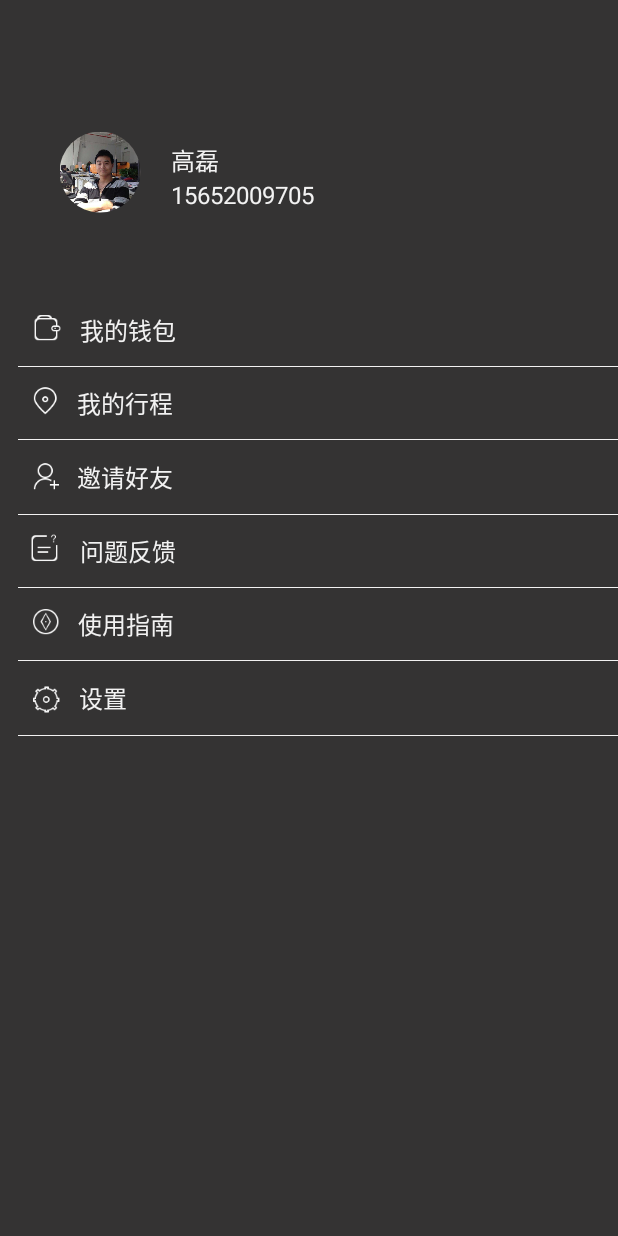
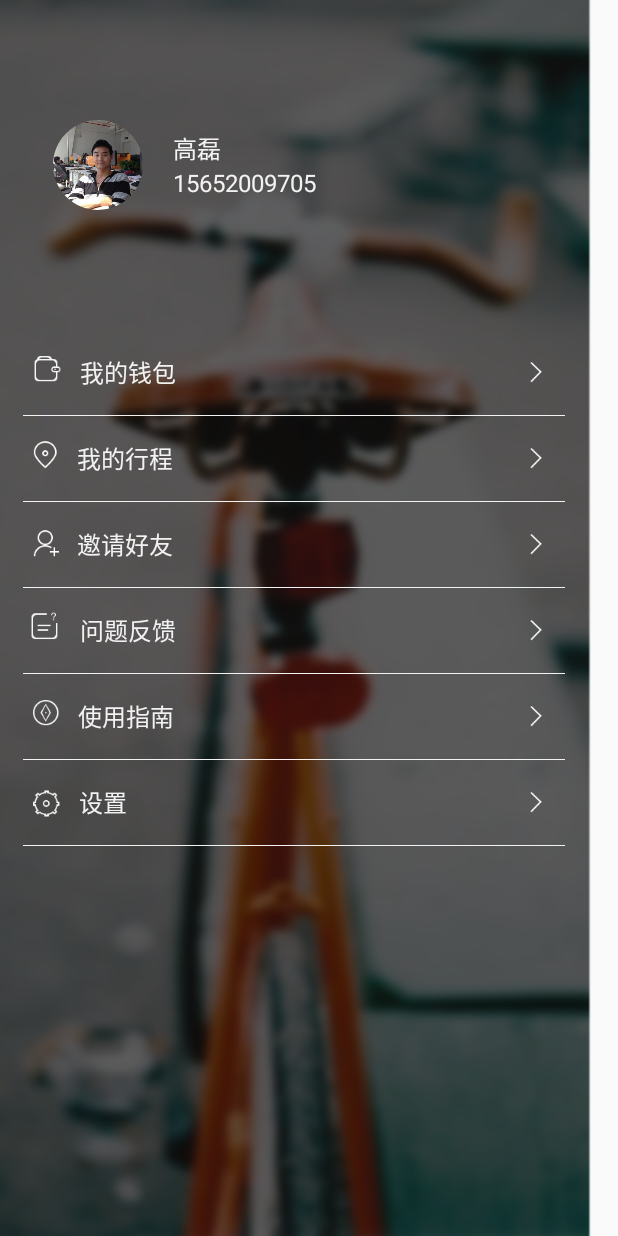
Before and after one commit to gaoleicoding/BiuBike, an Android app: the layout fragment_menu.xml on its own in the app's theme, with its tools: preview values and no code run, on a phone screen of 412 x 824 dp. Run offline under Robolectric (Android 15) with nearby library versions, the phone set to English and light mode, and no system bars.

```diff
--- a/BiuBike/app/src/main/java/com/biubike/MainActivity.java
+++ b/BiuBike/app/src/main/java/com/biubike/MainActivity.java
@@ -82,10 +82,8 @@ public class MainActivity extends BaseActivity implements View.OnClickListener,
     private BaiduMap mBaiduMap;
     private LocationClient mlocationClient;
     private MylocationListener mlistener;
-
     private double currentLatitude, currentLongitude, changeLatitude, changeLongitude;
     private float mCurrentX;
-
     private ImageView btn_locale, btn_refresh, menu_icon;
     private TextView current_addr, book_bt, cancel_book;
     private LinearLayout bike_layout, bike_distance_layout, bike_info_layout, confirm_cancel_layout;
@@ -124,6 +122,8 @@ public class MainActivity extends BaseActivity implements View.OnClickListener,
 
         FragmentManager fm = getSupportFragmentManager();
         mMenuFragment = (LeftMenuFragment) fm.findFragmentById(R.id.id_container_menu);
+        mLeftDrawerLayout.setOnMenuSlideListener(this);
+
         if (mMenuFragment == null) {
             fm.beginTransaction().add(R.id.id_container_menu, mMenuFragment = new LeftMenuFragment()).commit();
         }
@@ -161,7 +161,7 @@ public class MainActivity extends BaseActivity implements View.OnClickListener,
         menu_icon = (ImageView) findViewById(R.id.menu_icon);
         menu_icon.setOnClickListener(this);
         shadowView.setOnClickListener(this);
-        mLeftDrawerLayout.setListener(this);
+//        mLeftDrawerLayout.setListener(this);
         RelativeLayout.LayoutParams layoutParams = new RelativeLayout.LayoutParams(ViewGroup.LayoutParams.MATCH_PARENT, Utils.dp2px(MainActivity.this, 50));
         layoutParams.setMargins(0, statusBarHeight, 0, 0);//4个参数按顺序分别是左上右下
         title_layout.setLayoutParams(layoutParams);
--- a/BiuBike/app/src/main/res/layout/fragment_menu.xml
+++ b/BiuBike/app/src/main/res/layout/fragment_menu.xml
@@ -2,7 +2,7 @@
 <LinearLayout xmlns:android="http://schemas.android.com/apk/res/android"
     android:layout_width="match_parent"
     android:layout_height="match_parent"
-    android:background="@color/color_343333"
+    android:background="@mipmap/menu_bg"
     android:clickable="true"
     android:orientation="vertical">
 
@@ -10,13 +10,13 @@
         android:id="@+id/person_layout"
         android:layout_width="wrap_content"
         android:layout_height="60dp"
-        android:layout_marginLeft="40dp"
-        android:layout_marginTop="88dp">
+        android:layout_marginLeft="35dp"
+        android:layout_marginTop="80dp">
 
         <com.biubike.custom.CircleImageView
             android:id="@+id/user_photo"
-            android:layout_width="54dp"
-            android:layout_height="54dp"
+            android:layout_width="60dp"
+            android:layout_height="60dp"
             android:layout_alignParentLeft="true"
             android:layout_alignParentStart="true"
             android:layout_alignParentTop="true"
@@ -53,13 +53,11 @@
     <LinearLayout
         android:layout_width="match_parent"
         android:layout_height="wrap_content"
-        android:layout_marginTop="60dp"
+        android:layout_marginTop="80dp"
         android:orientation="vertical">
 
         <LinearLayout
-            android:layout_width="match_parent"
-            android:layout_height="wrap_content"
-            android:orientation="horizontal">
+            style="@style/menu_layout_style">
 
             <ImageView
                 style="@style/menu_icon_style"
@@ -68,14 +66,21 @@
             <TextView
                 style="@style/menu_text_style"
                 android:text="@string/wallet" />
+
+            <View
+                android:layout_width="0dp"
+                android:layout_height="match_parent"
+                android:layout_weight="1" />
+
+            <ImageView
+                style="@style/menu_right_arrow_style"
+                />
         </LinearLayout>
 
         <View style="@style/menu_divider_style" />
 
         <LinearLayout
-            android:layout_width="match_parent"
-            android:layout_height="wrap_content"
-            android:orientation="horizontal">
+            style="@style/menu_layout_style">
 
             <ImageView
                 style="@style/menu_icon_style"
@@ -84,14 +89,21 @@
             <TextView
                 style="@style/menu_text_style"
                 android:text="@string/route" />
+
+            <View
+                android:layout_width="0dp"
+                android:layout_height="match_parent"
+                android:layout_weight="1" />
+
+            <ImageView
+                style="@style/menu_right_arrow_style"
+                />
         </LinearLayout>
 
         <View style="@style/menu_divider_style" />
 
         <LinearLayout
-            android:layout_width="match_parent"
-            android:layout_height="wrap_content"
-            android:orientation="horizontal">
+            style="@style/menu_layout_style">
 
             <ImageView
                 style="@style/menu_icon_style"
@@ -100,14 +112,21 @@
             <TextView
                 style="@style/menu_text_style"
                 android:text="@string/invite_friend" />
+
+            <View
+                android:layout_width="0dp"
+                android:layout_height="match_parent"
+                android:layout_weight="1" />
+
+            <ImageView
+                style="@style/menu_right_arrow_style"
+                />
         </LinearLayout>
 
         <View style="@style/menu_divider_style" />
 
         <LinearLayout
-            android:layout_width="match_parent"
-            android:layout_height="wrap_content"
-            android:orientation="horizontal">
+            style="@style/menu_layout_style">
 
             <ImageView
                 style="@style/menu_icon_style"
@@ -116,14 +135,21 @@
             <TextView
                 style="@style/menu_text_style"
                 android:text="@string/feedback" />
+
+            <View
+                android:layout_width="0dp"
+                android:layout_height="match_parent"
+                android:layout_weight="1" />
+
+            <ImageView
+                style="@style/menu_right_arrow_style"
+                />
         </LinearLayout>
 
         <View style="@style/menu_divider_style" />
 
         <LinearLayout
-            android:layout_width="match_parent"
-            android:layout_height="wrap_content"
-            android:orientation="horizontal">
+            style="@style/menu_layout_style">
 
             <ImageView
                 style="@style/menu_icon_style"
@@ -132,14 +158,21 @@
             <TextView
                 style="@style/menu_text_style"
                 android:text="@string/guide" />
+
+            <View
+                android:layout_width="0dp"
+                android:layout_height="match_parent"
+                android:layout_weight="1" />
+
+            <ImageView
+                style="@style/menu_right_arrow_style"
+                />
         </LinearLayout>
 
         <View style="@style/menu_divider_style" />
 
         <LinearLayout
-            android:layout_width="match_parent"
-            android:layout_height="wrap_content"
-            android:orientation="horizontal">
+            style="@style/menu_layout_style">
 
             <ImageView
                 style="@style/menu_icon_style"
@@ -148,10 +181,18 @@
             <TextView
                 style="@style/menu_text_style"
                 android:text="@string/setting" />
+
+            <View
+                android:layout_width="0dp"
+                android:layout_height="match_parent"
+                android:layout_weight="1" />
+
+            <ImageView
+                style="@style/menu_right_arrow_style"
+                 />
         </LinearLayout>
 
         <View style="@style/menu_divider_style" />
 
-
     </LinearLayout>
 </LinearLayout>
--- a/BiuBike/app/src/main/res/values/styles.xml
+++ b/BiuBike/app/src/main/res/values/styles.xml
@@ -26,6 +26,13 @@
         <item name="android:layout_gravity">center_vertical</item>
     </style>
 
+    <style name="menu_layout_style">
+        <item name="android:layout_width">match_parent</item>
+        <item name="android:layout_height">wrap_content</item>
+        <item name="android:paddingTop">15dp</item>
+        <item name="android:paddingBottom">15dp</item>
+        <item name="android:orientation">horizontal</item>
+    </style>
     <style name="menu_icon_style">
         <item name="android:layout_width">wrap_content</item>
         <item name="android:layout_height">wrap_content</item>
@@ -37,15 +44,15 @@
         <item name="android:layout_width">match_parent</item>
         <item name="android:layout_height">0.5dp</item>
         <item name="android:background">@color/color_f2f2f2</item>
-        <item name="android:layout_marginTop">12dp</item>
-        <item name="android:layout_marginBottom">12dp</item>
-        <item name="android:layout_marginLeft">12dp</item>
+        <item name="android:layout_marginLeft">15dp</item>
+        <item name="android:layout_marginRight">35dp</item>
     </style>
 
     <style name="menu_right_arrow_style">
         <item name="android:layout_width">wrap_content</item>
         <item name="android:layout_height">wrap_content</item>
-        <item name="android:src">@mipmap/arrow_right</item>
+        <item name="android:layout_marginRight">45dp</item>
+        <item name="android:src">@mipmap/arrow_right_white</item>
     </style>
 
     <style name="code_edit_style">
```
Also changed, not shown: BiuBike/app/src/main/java/com/biubike/custom/LeftDrawerLayout.java (+19 -41 lines), BiuBike/app/src/main/res/mipmap-xhdpi/arrow_right_white.png (added).
